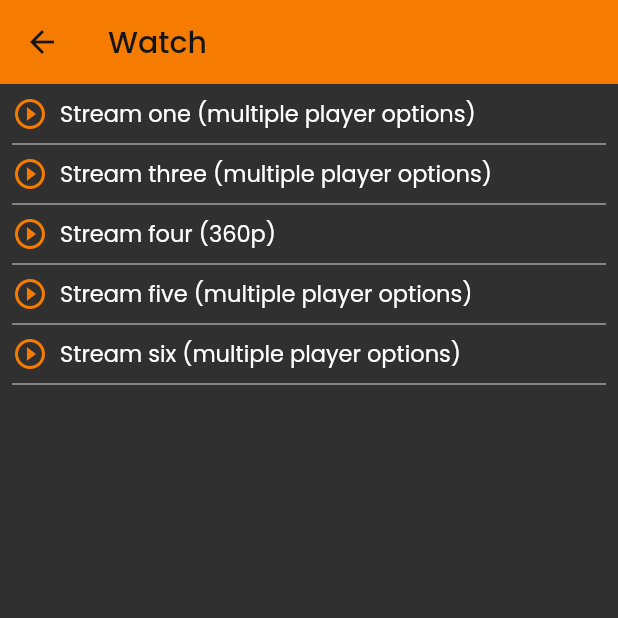
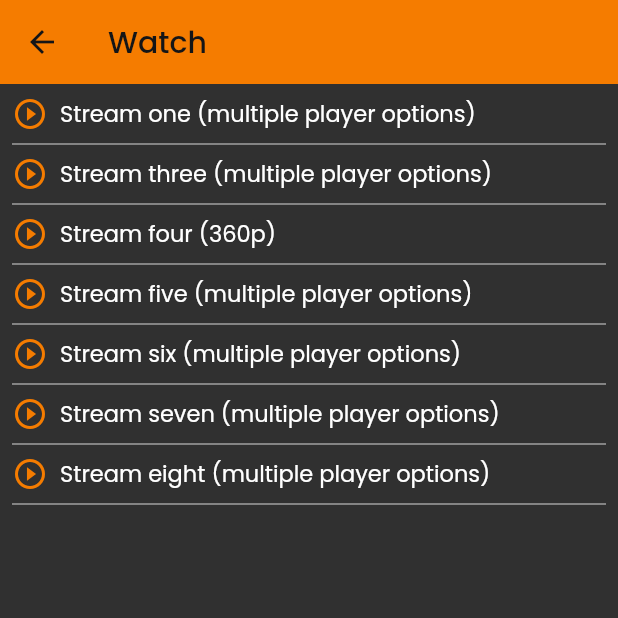
Before and after one commit to BeamlakAschalew/flixquest, a Flutter app: the MovieStreamSelect screen opened directly with empty values, on a phone screen of 412 x 824 dp, the top half of it. Run offline on Flutter 3.47's test engine with Material 2 defaults, Android fonts, the light colour scheme and no system bars; our stand-ins replace animated_text_kit, cached_network_image, carousel_slider, font_awesome_flutter, google_nav_bar, readmore and 2 more; missing offline and left inert: flutter_inappwebview, mixpanel_flutter; accounts and stored records are empty.

Commit message:
Update movie_stream_select.dart

```diff
--- a/lib/screens/movie_stream_select.dart
+++ b/lib/screens/movie_stream_select.dart
@@ -75,11 +75,21 @@
                       streamLink: 'https://fsapi.xyz/tmdb-movie/$movieId',
                       movieName: movieName,
                     ),
+                    StreamListWidget(
+                      streamName: 'Stream seven (multiple player options)',
+                      streamLink: 'https://api.movieshunters.com/api/movie?id=$movieId',
+                      movieName: movieName,
+                    ),
+                    StreamListWidget(
+                      streamName: 'Stream eight (multiple player options)',
+                      streamLink: 'https://imdbembed.xyz/movie/tmdb/$movieId',
+                      movieName: movieName,
+                    ),
                     Visibility(
                       visible: movieImdbId == null ? false : true,
                       child: StreamListWidget(
                         streamName:
-                            'Stream seven (360p/480p/720p/1080p - might have ads)',
+                            'Stream nine (360p/480p/720p/1080p - might have ads)',
                         streamLink:
                             'https://api.123movie.cc/imdb.php?imdb=$movieImdbId&server=hydrax',
                         movieName: movieName,
```
